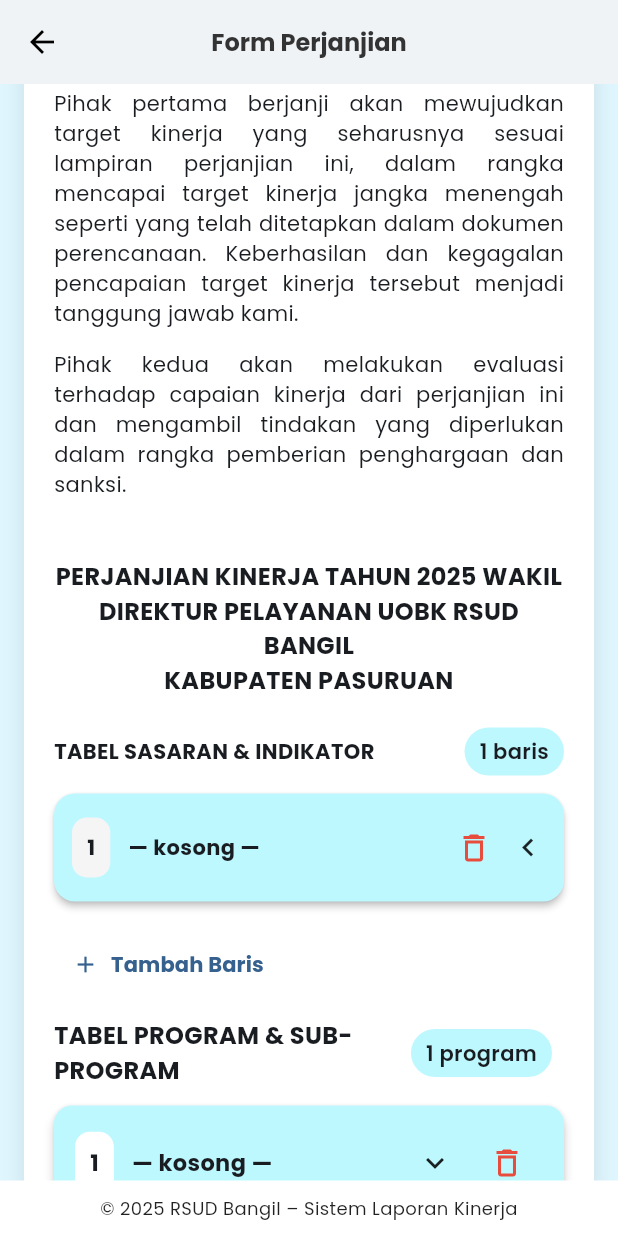
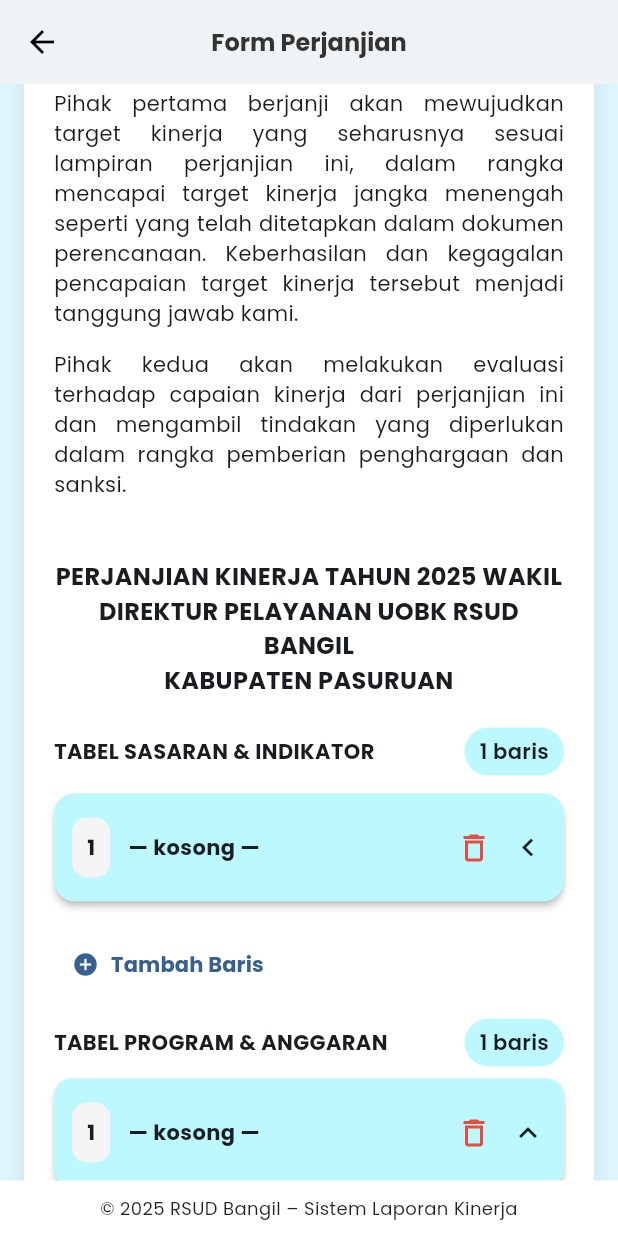
Before and after one commit to Lxtream23/Rsud-Lapkin-Mobile, a Flutter app: the FormPerjanjianPage screen opened by its route, scrolled down 576 dp, on a phone screen of 412 x 824 dp. Run offline on Flutter 3.47's test engine with Material 3 defaults, Android fonts, the phone set to English and light mode, and no system bars; our stand-ins replace image_picker, pdf, printing, supabase_flutter; missing offline and left inert: syncfusion_flutter_signaturepad; accounts and stored records are empty.

Commit message:
fix logic and animation card table

```diff
--- a/lib/features/perjanjian/presentation/widgets/card_table1.dart
+++ b/lib/features/perjanjian/presentation/widgets/card_table1.dart
@@ -333,7 +333,7 @@ class _CardTable1WidgetState extends State<CardTable1Widget>
         // ADD ROW BUTTON
         TextButton.icon(
           onPressed: _addRow,
-          icon: Icon(Icons.add, color: theme.primary),
+          icon: Icon(Icons.add_circle, color: theme.primary),
           label: Text(
             "Tambah Baris",
             style: TextStyle(
--- a/lib/features/perjanjian/presentation/widgets/card_table2.dart
+++ b/lib/features/perjanjian/presentation/widgets/card_table2.dart
@@ -342,7 +342,7 @@ class _CardTable2WidgetState extends State<CardTable2Widget>
         // ADD ROW BUTTON
         TextButton.icon(
           onPressed: _addRow,
-          icon: Icon(Icons.add, color: theme.primary),
+          icon: Icon(Icons.add_circle, color: theme.primary),
           label: Text(
             "Tambah Baris",
             style: TextStyle(
@@ -491,7 +491,10 @@ class _TriwulanCardItemState extends State<_TriwulanCardItem>
                       ),
                       child: Text(
                         "${widget.index + 1}",
-                        style: const TextStyle(fontWeight: FontWeight.bold),
+                        style: const TextStyle(
+                          fontSize: 14,
+                          fontWeight: FontWeight.bold,
+                        ),
                       ),
                     ),
 
--- a/lib/features/perjanjian/presentation/widgets/card_table3.dart
+++ b/lib/features/perjanjian/presentation/widgets/card_table3.dart
@@ -23,13 +23,17 @@ class _CardTable3WidgetState extends State<CardTable3Widget>
   /// index panel yang terbuka (expand/collapse)
   int? openIndex;
 
+  /// threshold untuk "daftar panjang" — saat list melebihi ini,
+  /// membuka panel akan memastikan hanya satu panel terbuka.
+  final int _longListThreshold = 8;
+
   @override
   void initState() {
     super.initState();
     _addRow(); // minimal 1 program baris
   }
 
-  /// Convert ke List<List<String>> (dipakai PDF collector)
+  /// Convert ke List<List<String>> (dipakai PDF collector jika perlu)
   List<List<String>> getRowsAsStrings() {
     final result = <List<String>>[];
     for (final r in _rows) {
@@ -140,59 +144,35 @@ class _CardTable3WidgetState extends State<CardTable3Widget>
     });
   }
 
-  void _deleteSubRow(int parent, int index) async {
+  void _deleteSubRow(int parent, int index) {
     if (parent < 0 || parent >= _rows.length) return;
-
     final subList = _rows[parent]['sub'] as List<TextEditingController>;
     if (index < 0 || index >= subList.length) return;
 
+    // Jika sub ini kosong -> langsung hapus dan kembalikan tampilan default
     final text = subList[index].text.trim();
-
-    // -----------------------------------------------------
-    // CASE 1 — Jika SUB masih kosong → langsung hapus
-    // -----------------------------------------------------
     if (text.isEmpty) {
-      // Jika hanya 1 sub, hapus semua agar kembali default
-      if (subList.length == 1) {
-        try {
-          subList.first.dispose();
-        } catch (_) {}
-        subList.clear();
-      } else {
-        // hapus item
+      // hapus controller
       try {
         subList[index].dispose();
       } catch (_) {}
       subList.removeAt(index);
-      }
-
       setState(() {});
-      _showDeleteSuccess("Sub-program dihapus (kosong)");
+      _showDeleteSuccess("Sub-program dihapus");
       return;
     }
 
-    // -----------------------------------------------------
-    // CASE 2 — Sub terisi → tampilkan dialog konfirmasi
-    // -----------------------------------------------------
-    final ok = await showConfirmDeleteDialog(context);
-
+    // jika tidak kosong, tanyakan konfirmasi dulu
+    showConfirmDeleteDialog(context).then((ok) {
       if (ok) {
-      // Jika hanya 1 sub → kosongkan
-      if (subList.length == 1) {
-        subList.first.clear();
-        setState(() {});
-        _showDeleteSuccess("Sub-program dikosongkan");
-        return;
-      }
-
         try {
           subList[index].dispose();
         } catch (_) {}
         subList.removeAt(index);
-
         setState(() {});
         _showDeleteSuccess("Sub-program dihapus");
       }
+    });
   }
 
   // -------------------------
@@ -233,32 +213,26 @@ class _CardTable3WidgetState extends State<CardTable3Widget>
   }
 
   String formatCurrency(double v) {
+    // Simple Indonesian formatted currency: Rp 1.234.567 (no decimals if zeros)
     final isNegative = v < 0;
     v = v.abs();
-
-    final intPart = v.floor(); // angka tanpa desimal
-    final decimals = ((v - intPart) * 100).round(); // ambil 2 desimal
-
-    // format ribuan pakai titik
+    final intPart = v.floor();
+    final decimals = ((v - intPart) * 100).round();
     final intStr = intPart.toString();
     final buffer = StringBuffer();
-
     for (int i = 0; i < intStr.length; i++) {
       final pos = intStr.length - i;
       buffer.write(intStr[i]);
       if (pos > 1 && pos % 3 == 1) buffer.write('.');
     }
 
-    final formattedInt = buffer.toString();
-
-    // jika desimal 0 → hilangkan ",00"
-    if (decimals == 0) {
-      return "Rp ${isNegative ? '-' : ''}$formattedInt";
-    }
-
-    // tampilkan desimal jika tidak nol
-    final decimalStr = decimals.toString().padLeft(2, '0');
-    return "Rp ${isNegative ? '-' : ''}$formattedInt,$decimalStr";
+    // If decimals are zero, don't show ,00
+    final decimalPart = decimals == 0
+        ? ''
+        : ',${decimals.toString().padLeft(2, '0')}';
+    final result =
+        'Rp ${isNegative ? '-' : ''}${buffer.toString()}$decimalPart';
+    return result;
   }
 
   // -------------------------
@@ -304,20 +278,19 @@ class _CardTable3WidgetState extends State<CardTable3Widget>
         // header + count
         Row(
           children: [
-            const Expanded(
-              child: Text(
-                "TABEL PROGRAM & SUB-PROGRAM",
-                style: TextStyle(fontSize: 16, fontWeight: FontWeight.bold),
+            const Text(
+              "TABEL PROGRAM & ANGGARAN",
+              style: TextStyle(fontSize: 14, fontWeight: FontWeight.bold),
             ),
-            ),
+            const Spacer(),
             // show total program & sub
-            _labelChip("${_rows.length} program"),
-            const SizedBox(width: 8),
-            if (totalSubCount > 0) _labelChip("$totalSubCount sub"),
+            _labelChip("${_rows.length} baris"),
+            //const SizedBox(width: 8),
+            //if (totalSubCount > 0) _labelChip("$totalSubCount sub"),
           ],
         ),
 
-        const SizedBox(height: 12),
+        const SizedBox(height: 8),
 
         // list program cards
         ListView.builder(
@@ -329,7 +302,7 @@ class _CardTable3WidgetState extends State<CardTable3Widget>
           },
         ),
 
-        const SizedBox(height: 12),
+        const SizedBox(height: 8),
 
         // footer: add button (left) + totals (right)
         Row(
@@ -338,15 +311,21 @@ class _CardTable3WidgetState extends State<CardTable3Widget>
               onPressed: _addRow,
               icon: Icon(Icons.add_circle, color: scheme.primary),
               label: Text(
-                "Tambah Program",
+                "Tambah Baris",
                 style: TextStyle(
                   color: scheme.primary,
                   fontWeight: FontWeight.bold,
-                  fontSize: 15,
+                  fontSize: 14,
                 ),
               ),
             ),
-            const Spacer(),
+          ],
+        ),
+        const SizedBox(height: 6),
+        // total anggaran preview
+        Row(
+          mainAxisAlignment: MainAxisAlignment.end,
+          children: [
             Column(
               crossAxisAlignment: CrossAxisAlignment.end,
               children: [
@@ -357,14 +336,27 @@ class _CardTable3WidgetState extends State<CardTable3Widget>
                 const SizedBox(height: 4),
                 Text(
                   formatCurrency(totalAnggaran),
-                  style: const TextStyle(fontWeight: FontWeight.bold),
+                  style: const TextStyle(
+                    fontSize: 14,
+                    fontWeight: FontWeight.bold,
+                  ),
                 ),
               ],
             ),
           ],
         ),
-
         const SizedBox(height: 8),
+        // notes
+        Row(
+          children: [
+            Expanded(
+              child: Text(
+                "Catatan: Silakan tambahkan program dan sub-program sesuai kebutuhan. Anggaran total akan dihitung otomatis.",
+                style: TextStyle(fontSize: 12, color: Colors.grey[600]),
+              ),
+            ),
+          ],
+        ),
       ],
     );
   }
@@ -373,6 +365,8 @@ class _CardTable3WidgetState extends State<CardTable3Widget>
   // Build Program Card
   // -------------------------
   Widget _buildProgramCard(BuildContext context, int i, ColorScheme scheme) {
+    final theme = Theme.of(context).colorScheme;
+
     final programCtrl = _rows[i]['program'] as TextEditingController;
     final anggaranCtrl = _rows[i]['anggaran'] as TextEditingController;
     final ketCtrl = _rows[i]['keterangan'] as TextEditingController;
@@ -380,38 +374,50 @@ class _CardTable3WidgetState extends State<CardTable3Widget>
 
     return Card(
       color: const Color(0xFFBEF8FF),
-      margin: const EdgeInsets.only(bottom: 16),
-      elevation: 3,
+      elevation: 2,
+      margin: const EdgeInsets.only(bottom: 12),
       shape: RoundedRectangleBorder(borderRadius: BorderRadius.circular(12)),
       child: AnimatedSize(
-        duration: const Duration(milliseconds: 200),
+        duration: const Duration(milliseconds: 260),
+        curve: Curves.easeInOut,
+        child: Column(
+          children: [
+            // ======= HEADER (InkWell clickable seluruh card header) =======
+            InkWell(
+              onTap: () {
+                setState(() {
+                  openIndex = (openIndex == i) ? null : i;
+                });
+              },
+              customBorder: RoundedRectangleBorder(
+                borderRadius: BorderRadius.circular(14),
+              ),
               child: Padding(
-          padding: const EdgeInsets.all(14),
-          child: Column(
-            crossAxisAlignment: CrossAxisAlignment.start,
+                padding: const EdgeInsets.symmetric(
+                  horizontal: 12,
+                  vertical: 12,
+                ),
+                child: Row(
                   children: [
-              // header row: number, title, sub-chip, expand, delete
-              Row(
-                children: [
-                  // number circle
+                    // Number chip
                     Container(
                       padding: const EdgeInsets.all(10),
                       decoration: BoxDecoration(
-                      color: Colors.white,
+                        color: Colors.grey.shade100,
                         borderRadius: BorderRadius.circular(10),
                       ),
                       child: Text(
                         "${i + 1}",
                         style: const TextStyle(
                           fontWeight: FontWeight.bold,
-                        fontSize: 15,
+                          fontSize: 14,
                         ),
                       ),
                     ),
 
                     const SizedBox(width: 12),
 
-                  // title preview
+                    // Program title
                     Expanded(
                       child: Text(
                         programCtrl.text.trim().isEmpty
@@ -419,71 +425,76 @@ class _CardTable3WidgetState extends State<CardTable3Widget>
                             : programCtrl.text.trim(),
                         style: const TextStyle(
                           fontWeight: FontWeight.w700,
-                        fontSize: 15,
+                          fontSize: 14,
                         ),
                       ),
                     ),
 
-                  // sub-count chip (only show when sub exists)
                     if (subList.isNotEmpty) ...[
+                      _labelChip("${subList.length} sub"),
                       const SizedBox(width: 8),
-                    _labelChip("${subList.length} sub"),
                     ],
 
-                  const SizedBox(width: 8),
-
-                  // expand / collapse
-                  IconButton(
-                    icon: Icon(
-                      openIndex == i
-                          ? Icons.keyboard_arrow_up
-                          : Icons.keyboard_arrow_down,
-                      color: Colors.black87,
-                    ),
-                    onPressed: () {
-                      setState(() {
-                        openIndex = (openIndex == i) ? null : i;
-                      });
-                    },
-                  ),
-
-                  // delete program
+                    // Delete program
                     IconButton(
                       icon: const Icon(
                         Icons.delete_outline,
                         color: Color(0xFFE74C3C),
                       ),
+                      splashRadius: 20,
                       onPressed: () async {
                         final ok = await showConfirmDeleteDialog(context);
                         if (ok) _deleteRow(i);
                       },
                     ),
+
+                    // Expand arrow
+                    AnimatedRotation(
+                      turns: openIndex == i ? 0.0 : 0.5,
+                      duration: const Duration(milliseconds: 260),
+                      child: const Icon(Icons.keyboard_arrow_down),
+                    ),
                   ],
                 ),
+              ),
+            ),
 
-              // expanded content
-              if (openIndex == i) ...[
-                const SizedBox(height: 12),
+            // ======= EXPANDED CONTENT =======
+            if (openIndex == i)
+              Padding(
+                padding: const EdgeInsets.symmetric(
+                  horizontal: 12,
+                  vertical: 12,
+                ),
+                child: Column(
+                  crossAxisAlignment: CrossAxisAlignment.start,
+                  children: [
                     _input("Program", programCtrl),
                     const SizedBox(height: 10),
+
                     _input("Anggaran", anggaranCtrl),
                     const SizedBox(height: 10),
+
                     _input("Keterangan", ketCtrl),
                     const SizedBox(height: 12),
 
                     Divider(color: Colors.grey.shade300),
+                    const SizedBox(height: 8),
 
-                // subprogram list (each has only text field + delete)
-                const SizedBox(height: 8),
+                    // ==== SUB PROGRAM LIST ====
                     Column(
                       children: [
                         for (int si = 0; si < subList.length; si++)
                           Padding(
-                        padding: const EdgeInsets.only(bottom: 8.0),
+                            padding: const EdgeInsets.only(bottom: 8),
                             child: Row(
                               children: [
-                            SizedBox(
-                              width: 40,
+                                Container(
+                                  padding: const EdgeInsets.all(10),
+                                  decoration: BoxDecoration(
+                                    color: Colors.grey.shade100,
+                                    borderRadius: BorderRadius.circular(10),
+                                  ),
                                   child: Text(
                                     "${i + 1}.${si + 1}",
                                     style: const TextStyle(
@@ -493,18 +504,29 @@ class _CardTable3WidgetState extends State<CardTable3Widget>
                                   ),
                                 ),
                                 const SizedBox(width: 8),
-                            Expanded(child: _input("Sub Program", subList[si])),
+
+                                Expanded(
+                                  child: _input("Sub Program", subList[si]),
+                                ),
+
                                 const SizedBox(width: 8),
+
                                 IconButton(
                                   icon: const Icon(
                                     Icons.delete_outline,
                                     color: Colors.red,
                                   ),
-                              onPressed: () async {
-                                final ok = await showConfirmDeleteDialog(
-                                  context,
-                                );
+                                  onPressed: () {
+                                    final txt = subList[si].text.trim();
+                                    if (txt.isEmpty) {
+                                      _deleteSubRow(i, si);
+                                    } else {
+                                      showConfirmDeleteDialog(context).then((
+                                        ok,
+                                      ) {
                                         if (ok) _deleteSubRow(i, si);
+                                      });
+                                    }
                                   },
                                 ),
                               ],
@@ -514,50 +536,47 @@ class _CardTable3WidgetState extends State<CardTable3Widget>
                     ),
 
                     const SizedBox(height: 6),
-                // add sub button
-                Row(
-                  children: [
+
+                    // Add sub program
                     TextButton.icon(
                       onPressed: () => _addSubRow(i),
-                      icon: Icon(Icons.add, color: scheme.primary),
+                      icon: Icon(Icons.add_circle, color: scheme.primary),
                       label: Text(
-                        "Tambah Sub Program",
+                        "Tambah Sub Baris",
                         style: TextStyle(
-                          color: scheme.primary,
+                          fontSize: 13,
                           fontWeight: FontWeight.bold,
+                          color: theme.primary,
                         ),
                       ),
                     ),
-                    const Spacer(),
-                    // quick total for this program
-                    Column(
-                      crossAxisAlignment: CrossAxisAlignment.end,
+
+                    const SizedBox(height: 6),
+
+                    // Anggaran preview
+                    Row(
+                      mainAxisAlignment: MainAxisAlignment.end,
                       children: [
                         Text(
-                          "Sub: ${subList.length}",
-                          style: TextStyle(color: Colors.grey[700]),
+                          formatCurrency(_parseCurrencySafe(anggaranCtrl.text)),
+                          style: TextStyle(
+                            fontSize: 14,
+                            fontWeight: FontWeight.bold,
+                            color: theme.primary,
                           ),
-                        const SizedBox(height: 4),
-                        Text(
-                          formatCurrency(_parseCurrencySafe(anggaranCtrl.text)),
-                          style: const TextStyle(fontWeight: FontWeight.bold),
-                        ),
-                      ],
                         ),
                       ],
                     ),
 
                     const SizedBox(height: 6),
-                Align(
-                  alignment: Alignment.centerRight,
-                  child: TextButton(
-                    onPressed: () => setState(() => openIndex = null),
-                    child: const Text("Tutup"),
+                    Text(
+                      "Isi detail program, anggaran, dan keterangan. Tambahkan sub-program jika diperlukan.",
+                      style: TextStyle(fontSize: 12, color: Colors.grey[600]),
+                    ),
+                  ],
                 ),
               ),
           ],
-            ],
-          ),
         ),
       ),
     );
@@ -580,14 +599,25 @@ class _CardTable3WidgetState extends State<CardTable3Widget>
 
   // Input widget reused
   Widget _input(String label, TextEditingController ctrl) {
-    final scheme = Theme.of(context).colorScheme;
-    return TextField(
+    final theme = Theme.of(context).colorScheme;
+    return AnimatedSize(
+      duration: const Duration(milliseconds: 150),
+      curve: Curves.easeInOut,
+      child: TextField(
         controller: ctrl,
+        minLines: 1,
+        maxLines: null,
+        keyboardType: TextInputType.multiline,
         decoration: InputDecoration(
           labelText: label,
+          labelStyle: TextStyle(fontSize: 14),
           filled: true,
-        fillColor: scheme.surfaceVariant.withOpacity(.12),
-        border: OutlineInputBorder(borderRadius: BorderRadius.circular(8)),
+          fillColor: theme.surfaceContainerLowest,
+          isDense: true,
+          border: OutlineInputBorder(
+            borderRadius: BorderRadius.circular(8),
+            borderSide: BorderSide(color: theme.outline.withOpacity(0.18)),
+          ),
           contentPadding: const EdgeInsets.symmetric(
             horizontal: 12,
             vertical: 12,
@@ -595,6 +625,7 @@ class _CardTable3WidgetState extends State<CardTable3Widget>
         ),
         style: const TextStyle(fontSize: 14, fontWeight: FontWeight.w600),
         onChanged: (_) => setState(() {}),
+      ),
     );
   }
 
@@ -608,7 +639,7 @@ class _CardTable3WidgetState extends State<CardTable3Widget>
             return AlertDialog(
               backgroundColor: theme.colorScheme.surface,
               shape: RoundedRectangleBorder(
-                borderRadius: BorderRadius.circular(12),
+                borderRadius: BorderRadius.circular(18),
               ),
               title: Text(
                 "Hapus?",
@@ -631,9 +662,16 @@ class _CardTable3WidgetState extends State<CardTable3Widget>
                 FilledButton(
                   style: FilledButton.styleFrom(
                     backgroundColor: theme.colorScheme.error,
+                    foregroundColor: theme.colorScheme.onError,
+                    shape: RoundedRectangleBorder(
+                      borderRadius: BorderRadius.circular(12),
                     ),
-                  child: const Text("Hapus"),
+                  ),
                   onPressed: () => Navigator.pop(context, true),
+                  child: const Text(
+                    "Hapus",
+                    style: TextStyle(fontWeight: FontWeight.bold),
+                  ),
                 ),
               ],
             );
```
Lines whose indentation alone changed are shown as unchanged.
